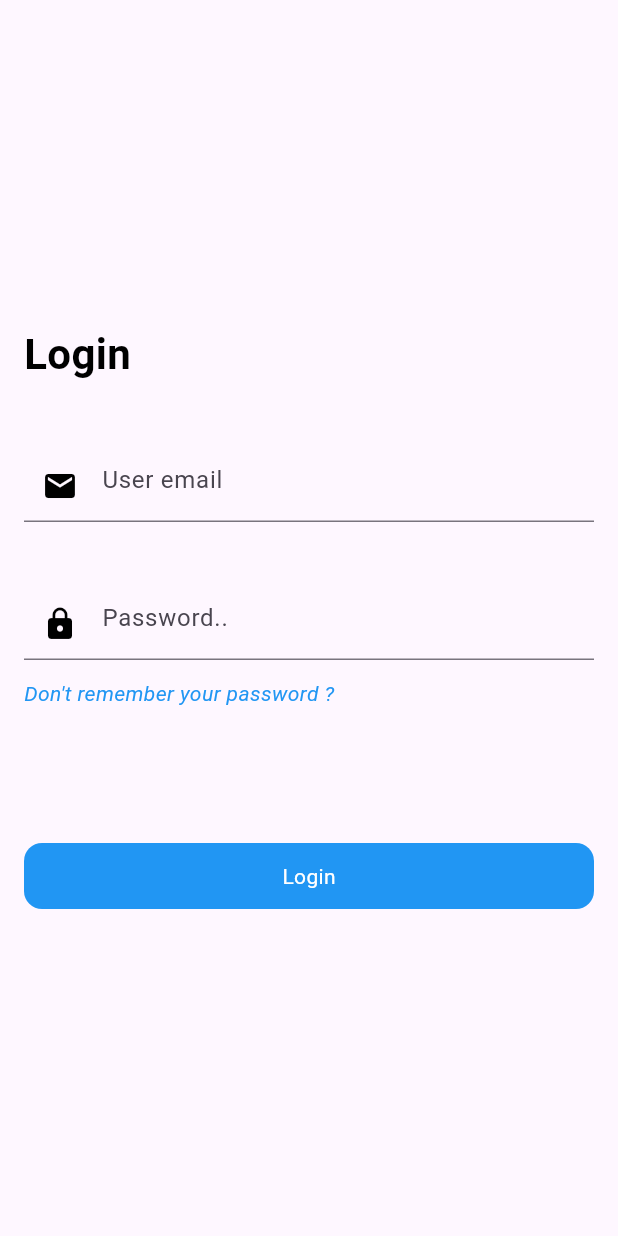
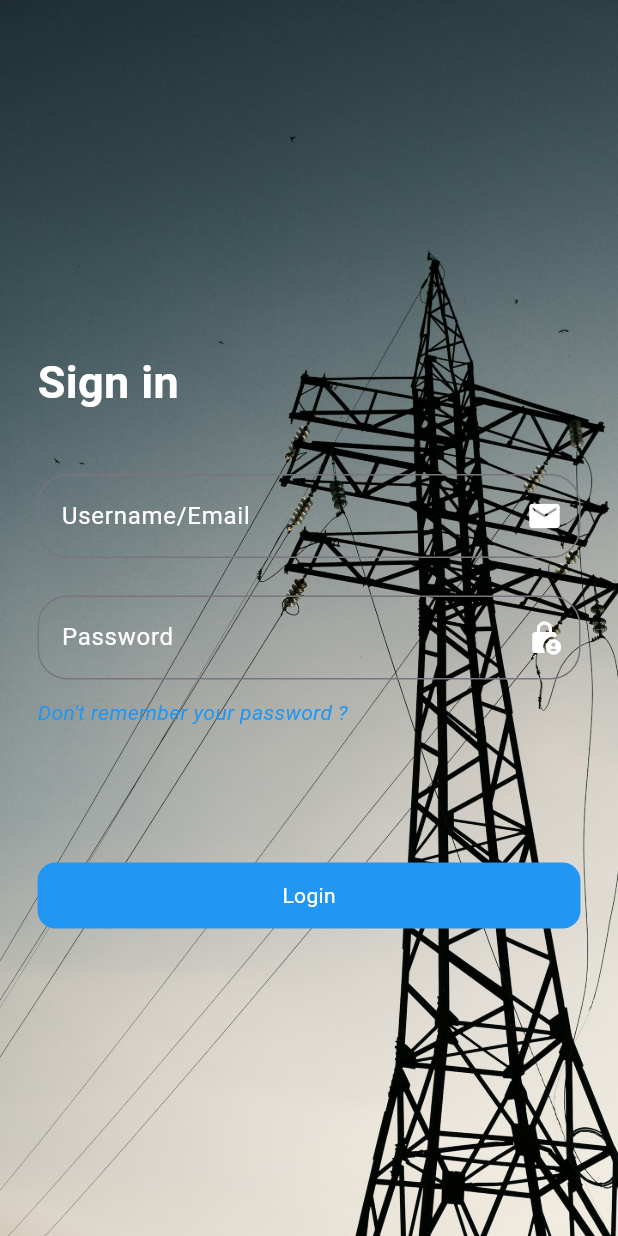
Before and after one commit to DinoRu/DagEnergy_app_test, a Flutter app: the screen it shows after launch, after a tap on "Login", on a phone screen of 412 x 824 dp. Run offline on Flutter 3.47's test engine with Material 3 defaults, Android fonts, the phone set to English and light mode, and no system bars; our stand-ins replace firebase_auth, firebase_core, image_picker, sqflite; missing offline and left inert: dart:html, yandex_mapkit; accounts and stored records are empty; network calls fail.

Commit message:
First version

```diff
--- a/lib/main.dart
+++ b/lib/main.dart
@@ -1,8 +1,10 @@
 import 'package:firebase_auth/firebase_auth.dart';
 import 'package:flutter/material.dart';
 import 'package:firebase_core/firebase_core.dart';
+import 'package:flutter_app_test/pages/login.dart';
 import 'package:flutter_app_test/pages/meter_page.dart';
 import 'package:flutter_app_test/profle_screen.dart';
+import 'package:yandex_mapkit/yandex_mapkit.dart';
 import 'firebase_options.dart';
 
 void main() {
@@ -55,98 +57,3 @@ class _HomePageState extends State<HomePage> {
        );
   }
 }
-
-class LoginScreen extends StatefulWidget {
-  const LoginScreen({super.key});
-
-  @override
-  State<LoginScreen> createState() => _LoginScreenState();
-}
-
-class _LoginScreenState extends State<LoginScreen> {
-
-  // Login function
-  static Future<User?> loginWhitEmailPassword(String email, String password, BuildContext context) async {
-    FirebaseAuth auth = FirebaseAuth.instance;
-    User? user;
-    try {
-      UserCredential userCredential = await auth.signInWithEmailAndPassword(email: email, password: password);
-      user = userCredential.user;
-    } on FirebaseAuthException catch(e) {
-      if (e.code == 'user-not-found') {
-        print("No user found for that email");
-      }
-    }
-    return user;
-  }
-
-
-  @override
-  Widget build(BuildContext context) {
-
-    // Create the textfield controller
-    TextEditingController _emailController = TextEditingController();
-    TextEditingController _passwordController = TextEditingController();
-
-
-    return Padding(
-        padding: const EdgeInsets.all(16.0),
-        child: Column(
-          mainAxisAlignment: MainAxisAlignment.center,
-          crossAxisAlignment: CrossAxisAlignment.start,
-          children:  [
-            const Text("Login", style: TextStyle(fontSize: 28.0, fontWeight: FontWeight.bold, color: Colors.black)),
-            SizedBox(
-              height: 44.0,
-            ),
-            TextField(
-              controller: _emailController,
-              keyboardType: TextInputType.emailAddress,
-              decoration: const InputDecoration(
-                hintText: "User email",
-                prefixIcon: Icon(Icons.mail, color: Colors.black,)
-              ),
-            ),
-            const SizedBox(
-              height: 44.0,
-            ),
-            TextField(
-              controller: _passwordController,
-              obscureText: true,
-              decoration: InputDecoration(
-                hintText: "Password..",
-                prefixIcon: Icon(Icons.lock, color: Colors.black,)
-              ),
-            ),
-             const SizedBox(
-              height: 12.0,
-            ),
-            const Text(
-              "Don't remember your password ?",
-              style: TextStyle(color: Colors.blue, fontStyle: FontStyle.italic),
-            ),
-             const SizedBox(
-              height: 88.0,
-            ),
-            Container(
-              width: double.infinity,
-              child: RawMaterialButton(
-                elevation: 0.0,
-                fillColor: Colors.blue,
-                padding: EdgeInsets.symmetric(vertical: 12.0),
-                shape: RoundedRectangleBorder(borderRadius: BorderRadius.circular(12.0)),
-              onPressed: () async {
-                //Let's test the app
-                User? user = await loginWhitEmailPassword(_emailController.text, _passwordController.text, context);
-                print(user);
-                if (user != null){
-                  Navigator.of(context).pushReplacement(MaterialPageRoute(builder: (context) => ProfileScreen()));
-                }
-              },
-              child: Text("Login", style: TextStyle(color: Colors.white),)),
-            )
-          ],
-        ),
-      );
-  }
-}
--- /dev/null
+++ b/lib/pages/login.dart
@@ -0,0 +1,135 @@
+import 'package:flutter/material.dart';
+import 'package:firebase_auth/firebase_auth.dart';
+import 'package:firebase_core/firebase_core.dart';
+import 'package:flutter_app_test/pages/meter_page.dart';
+import 'package:flutter_app_test/profle_screen.dart';
+
+
+
+class LoginScreen extends StatefulWidget {
+  const LoginScreen({super.key});
+
+  @override
+  State<LoginScreen> createState() => _LoginScreenState();
+}
+
+class _LoginScreenState extends State<LoginScreen> {
+
+  // Login function
+  static Future<User?> loginWhitEmailPassword(String email, String password, BuildContext context) async {
+    FirebaseAuth auth = FirebaseAuth.instance;
+    User? user;
+    try {
+      UserCredential userCredential = await auth.signInWithEmailAndPassword(email: email, password: password);
+      user = userCredential.user;
+    } on FirebaseAuthException catch(e) {
+      if (e.code == 'user-not-found') {
+        print("No user found for that email");
+      }
+    }
+    return user;
+  }
+
+
+  @override
+  Widget build(BuildContext context) {
+
+    // Create the textfield controller
+    TextEditingController _emailController = TextEditingController();
+    TextEditingController _passwordController = TextEditingController();
+
+
+    return Scaffold(
+      extendBodyBehindAppBar: true,
+      appBar: AppBar(backgroundColor: Colors.transparent),
+      body: Stack(
+        children: [
+         Image.asset('assets/bg.jpg', fit: BoxFit.cover, width: double.infinity, height: double.infinity,),
+         Column(
+          mainAxisAlignment: MainAxisAlignment.center,
+          children: [
+
+            Container(
+              padding: EdgeInsets.fromLTRB(25, 50, 25, 20),
+              child: SingleChildScrollView(
+                child: Column(
+                  mainAxisAlignment: MainAxisAlignment.center,
+                  crossAxisAlignment: CrossAxisAlignment.start,
+                  children: [
+                    Text("Sign in", style: TextStyle(color: Colors.white, fontSize: 30, fontWeight: FontWeight.bold),),
+                    SizedBox(height: 40.0,),
+                    TextField(
+                      controller: _emailController,
+                      keyboardType: TextInputType.emailAddress,
+                      decoration: InputDecoration(
+                        label: Text('Username/Email', style: TextStyle(color: Colors.white),),
+                        suffixIcon: Icon(Icons.mail, color: Colors.white,),
+                        border: OutlineInputBorder(
+                          borderRadius: BorderRadius.circular(20),
+                          borderSide: BorderSide(color: Colors.white)
+                        ),
+                        focusedBorder: OutlineInputBorder(
+                          borderRadius: BorderRadius.circular(20),
+                          borderSide: BorderSide(color: Colors.white)
+                        ),
+                        fillColor: Colors.white
+                      ),
+                    ),
+                    SizedBox(height: 25.0),
+                    TextField(
+                      controller: _passwordController,
+                      obscureText: true,
+                      obscuringCharacter: "*",
+                      decoration: InputDecoration(
+                        label: Text('Password', style: TextStyle(color: Colors.white),),
+                        suffixIcon: Icon(Icons.lock_person, color: Colors.white,),
+                        border: OutlineInputBorder(
+                          borderRadius: BorderRadius.circular(20),
+                          borderSide: BorderSide(color: Colors.white)
+                        ),
+                        focusedBorder: OutlineInputBorder(
+                          borderRadius: BorderRadius.circular(20),
+                          borderSide: BorderSide(color: Colors.white)
+                        ),
+
+                      ),
+                    ),
+                    SizedBox(
+                      height: 12.0,
+                    ),
+                    Text(
+                      "Don't remember your password ?",
+                      style: TextStyle(color: Colors.blue, fontStyle: FontStyle.italic),
+                    ),
+                    SizedBox(
+                      height: 88.0,
+                    ),
+                    Container(
+                      width: double.infinity,
+                      child: RawMaterialButton(
+                        elevation: 0.0,
+                        fillColor: Colors.blue,
+                        padding: EdgeInsets.symmetric(vertical: 12.0),
+                        shape: RoundedRectangleBorder(borderRadius: BorderRadius.circular(12.0)),
+                      onPressed: () async {
+                        //Let's test the app
+                        User? user = await loginWhitEmailPassword(_emailController.text, _passwordController.text, context);
+                        print(user);
+                        if (user != null){
+                          Navigator.of(context).pushReplacement(MaterialPageRoute(builder: (context) => ProfileScreen()));
+                        }
+                      },
+                      child: Text("Login", style: TextStyle(color: Colors.white),)),
+                    )
+                  ],
+                ),
+              ),
+            )
+          ],
+         )
+
+        ],
+      ),
+    );
+  }
+}
--- a/pubspec.yaml
+++ b/pubspec.yaml
@@ -43,6 +43,7 @@ dependencies:
   path: ^1.8.3
   image_picker: ^1.0.7
   sqflite: ^2.3.0
+  yandex_mapkit: ^3.4.0
 
 dev_dependencies:
   flutter_test:
@@ -67,7 +68,8 @@ flutter:
   uses-material-design: true
 
   # To add assets to your application, add an assets section, like this:
-  # assets:
+  assets:
+    - assets/
   #   - images/a_dot_burr.jpeg
   #   - images/a_dot_ham.jpeg
 
```
Also changed, not shown: assets/bg.jpg (added), assets/bg_.jpg (added), assets/bg_img.jpg (added), pubspec.lock, 4 other files.
